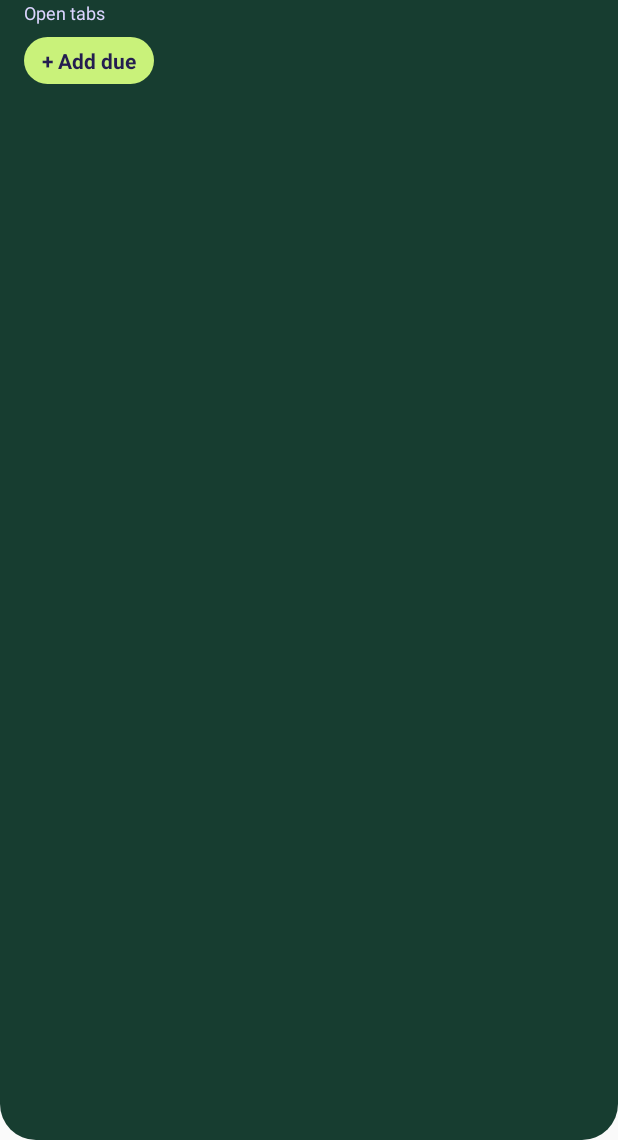
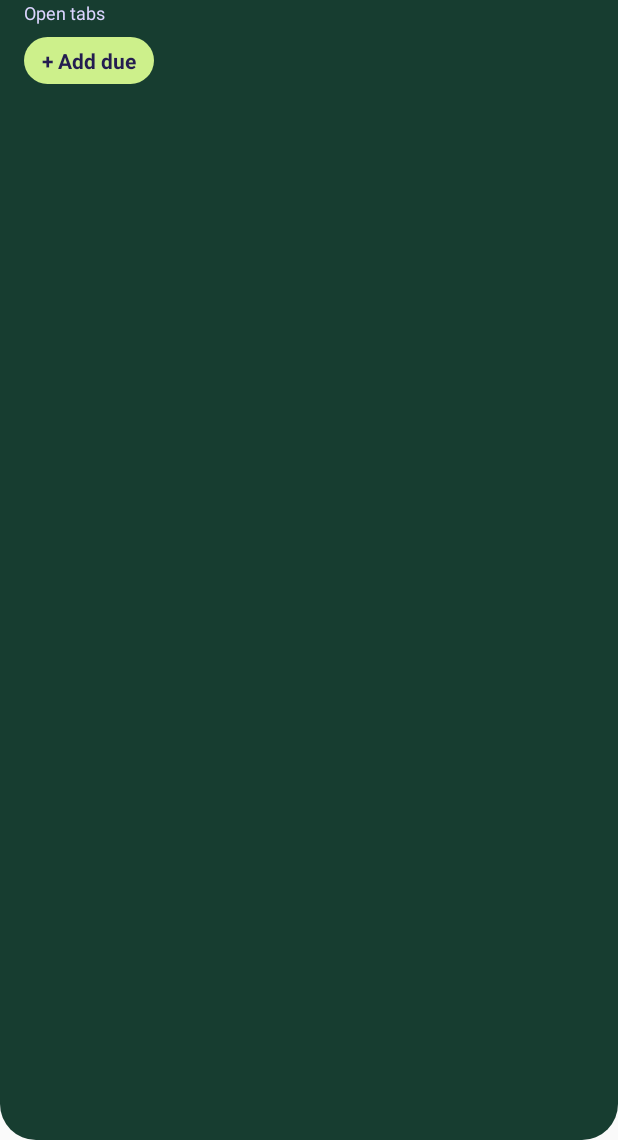
Before and after one commit to Punith-Singh/awkward-free, an Android app built with Jetpack Compose: the layout widget_balance.xml on its own in the app's theme, with its tools: preview values and no code run, on a phone screen of 412 x 824 dp, the part 96-1236 px from its top. Run offline under Robolectric (Android 15) with nearby library versions, the phone set to English and light mode, and no system bars.

Commit message:
Match the widget to the new theme

```diff
--- a/app/src/main/res/drawable/widget_button.xml
+++ b/app/src/main/res/drawable/widget_button.xml
@@ -1,2 +1,2 @@
 <?xml version="1.0" encoding="utf-8"?>
-<shape xmlns:android="http://schemas.android.com/apk/res/android"><solid android:color="#C9F27A"/><corners android:radius="18dp"/></shape>
+<shape xmlns:android="http://schemas.android.com/apk/res/android"><solid android:color="#CDF08B"/><corners android:radius="18dp"/></shape>
```
